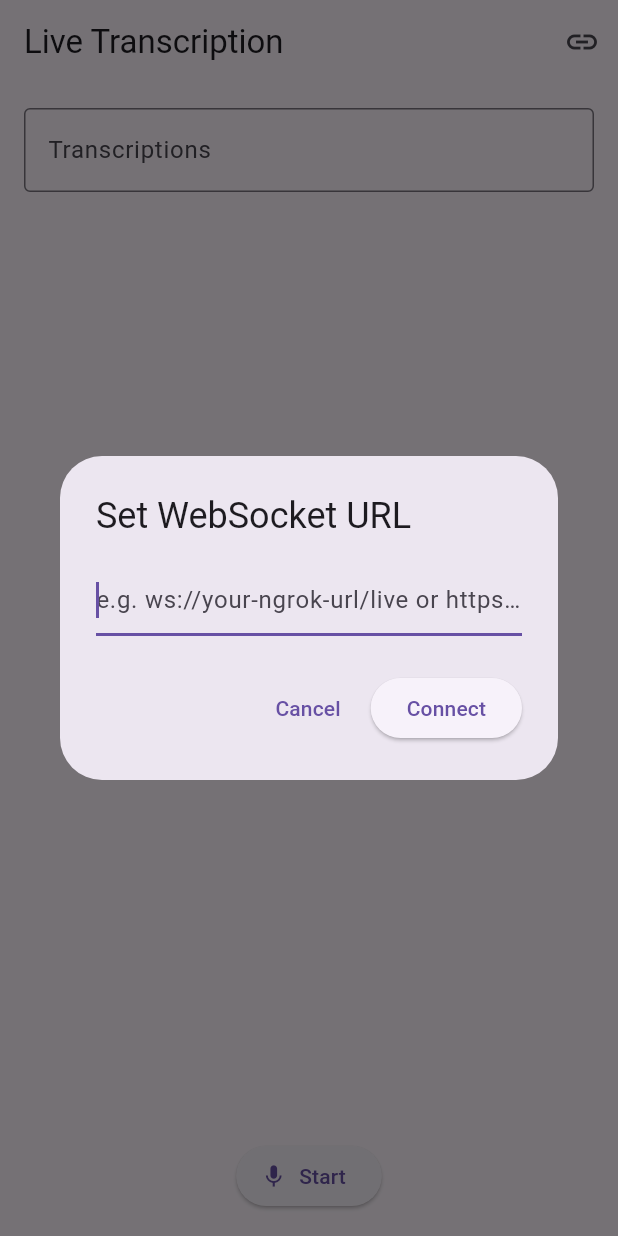
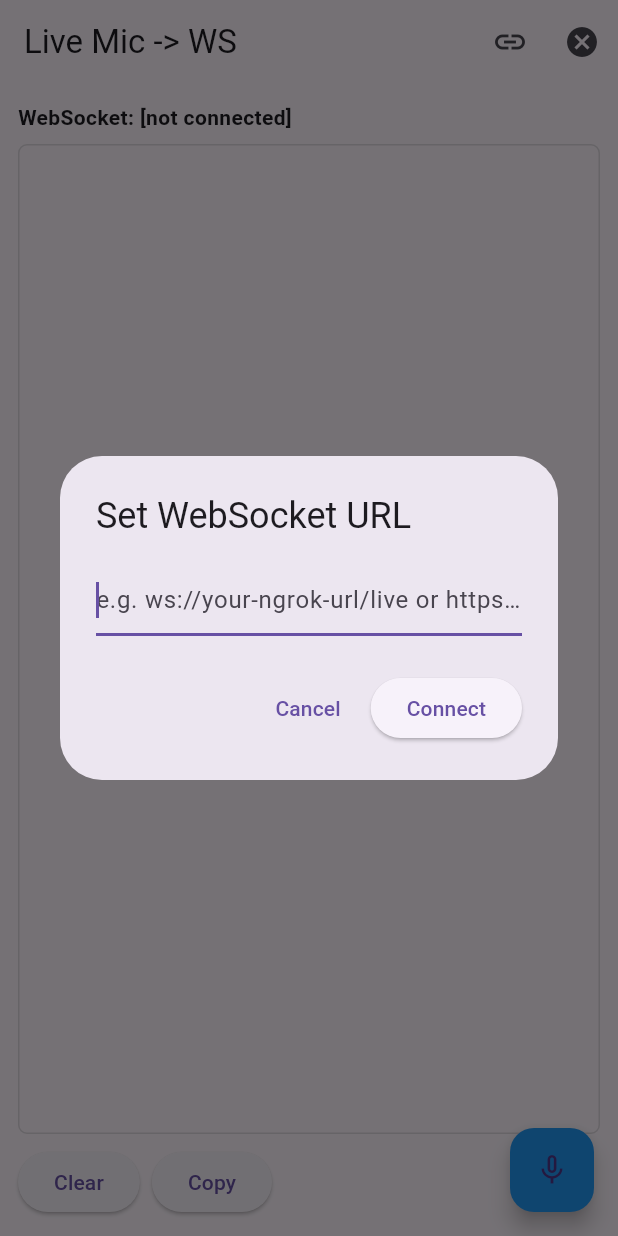
Before and after one commit to Chief-Ely/test, a Flutter app: the screen it shows after launch, after a tap on the "link" icon, on a phone screen of 412 x 824 dp. Run offline on Flutter 3.47's test engine with Material 3 defaults, Android fonts, the light colour scheme and no system bars; our stand-ins replace permission_handler; missing offline and left inert: mic_stream.

Commit message:
Please work V3

```diff
--- a/lib/api.dart
+++ b/lib/api.dart
@@ -2,14 +2,14 @@
 import 'dart:async';
 import 'dart:convert';
 import 'dart:typed_data';
-import 'package:web_socket_channel/io.dart';
+import 'package:web_socket_channel/web_socket_channel.dart';
 
 class Api {
-  static IOWebSocketChannel? _channel;
-  static final StreamController<String> transcriptStream = StreamController<String>.broadcast();
+  static WebSocketChannel? _channel;
+  static final StreamController<String> transcriptStream =
+      StreamController<String>.broadcast();
   static String? currentUrl;
 
-  /// Normalize common http/https => ws/wss
   static String _normalizeUrl(String url) {
     url = url.trim();
     if (url.startsWith('http://')) return url.replaceFirst('http://', 'ws://');
@@ -18,13 +18,12 @@ class Api {
     return 'ws://$url';
   }
 
-  /// Connect to the websocket. Listens and emits messages to transcriptStream.
   static Future<void> connect(String url) async {
     final wsUrl = _normalizeUrl(url);
     currentUrl = wsUrl;
     try {
       disconnect();
-      _channel = IOWebSocketChannel.connect(Uri.parse(wsUrl));
+      _channel = WebSocketChannel.connect(Uri.parse(wsUrl));
       _channel!.stream.listen((message) {
         _handleMessage(message);
       }, onDone: () {
@@ -58,27 +57,21 @@ class Api {
       text = message.toString();
     }
 
-    // Try parse JSON from Vosk-like messages: {"partial":"...", "text":"..."}
     try {
       final obj = json.decode(text);
       if (obj is Map<String, dynamic>) {
         if (obj.containsKey('text')) {
-          // final chunk
           transcriptStream.add(obj['text']?.toString() ?? '');
           return;
         } else if (obj.containsKey('partial')) {
-          // partial: forward it (UI will combine partial+final)
           transcriptStream.add(json.encode({'partial': obj['partial'] ?? ''}));
           return;
         }
       }
-    } catch (_) {
-      // not JSON, just forward
-    }
+    } catch (_) {}
     transcriptStream.add(text);
   }
 
-  /// Send raw bytes (PCM) to server
   static void sendAudioChunk(List<int> bytes) {
     if (_channel == null) {
       transcriptStream.add('[ws] not connected, cannot send chunk');
--- a/lib/main.dart
+++ b/lib/main.dart
@@ -1,8 +1,11 @@
 // lib/main.dart
 import 'dart:async';
 import 'dart:typed_data';
+
 import 'package:flutter/material.dart';
-import 'package:record/record.dart';
+import 'package:permission_handler/permission_handler.dart';
+import 'package:mic_stream/mic_stream.dart';
+
 import 'api.dart';
 import 'prompt_dialog.dart';
 
@@ -12,11 +15,10 @@ void main() {
 
 class MyApp extends StatelessWidget {
   const MyApp({super.key});
-
   @override
   Widget build(BuildContext context) {
     return MaterialApp(
-      title: 'Live Transcription',
+      title: 'Live Mic -> WebSocket',
       theme: ThemeData(primarySwatch: Colors.blue),
       home: const HomePage(),
     );
@@ -25,105 +27,186 @@ class MyApp extends StatelessWidget {
 
 class HomePage extends StatefulWidget {
   const HomePage({super.key});
-
   @override
   State<HomePage> createState() => _HomePageState();
 }
 
 class _HomePageState extends State<HomePage> {
-  final AudioRecorder _recorder = AudioRecorder();
-  final TextEditingController _outputController = TextEditingController();
-
+  final ScrollController _scrollController = ScrollController();
+  final List<String> _lines = [];
+  StreamSubscription<String>? _wsSub;
+  StreamSubscription<Uint8List>? _micSub;
   bool _isRecording = false;
-  StreamSubscription<String>? _transcriptSub;
+  bool _isConnecting = false;
 
   @override
   void initState() {
     super.initState();
-    // Subscribe to transcript stream
-    _transcriptSub = Api.transcriptStream.stream.listen((msg) {
+    // Listen to transcript stream from Api
+    _wsSub = Api.transcriptStream.stream.listen((msg) {
       setState(() {
-        _outputController.text += "$msg\n";
+        _lines.add(msg);
+      });
+      // auto-scroll
+      WidgetsBinding.instance.addPostFrameCallback((_) {
+        _scrollController.jumpTo(_scrollController.position.maxScrollExtent);
       });
     });
   }
 
-  Future<void> _toggleRecording() async {
-    if (_isRecording) {
-      // stop recording
-      await _recorder.stop();
-      Api.disconnect();
-      setState(() => _isRecording = false);
-    } else {
-      // ask for WebSocket link
-      await showWsPromptDialog(context);
-      if (Api.currentUrl == null) return;
+  @override
+  void dispose() {
+    _wsSub?.cancel();
+    _micSub?.cancel();
+    _scrollController.dispose();
+    super.dispose();
+  }
 
-      if (!await _recorder.hasPermission()) {
+  Future<void> _openWsPrompt() async {
+    await showWsPromptDialog(context); // your prompt_dialog (connects inside)
+  }
+
+  Future<void> _startRecording() async {
+    // Request permission
+    final status = await Permission.microphone.request();
+    if (!status.isGranted) {
+      ScaffoldMessenger.of(context).showSnackBar(
+        const SnackBar(content: Text('Microphone permission denied')),
+      );
+      return;
+    }
+
+    if (Api.currentUrl == null) {
+      ScaffoldMessenger.of(context).showSnackBar(
+        const SnackBar(content: Text('Please set websocket URL first')),
+      );
+      return;
+    }
+
+    try {
+      // mic_stream: await the microphone stream factory (this is important!)
+      final Stream<Uint8List>? stream = await MicStream.microphone(
+        sampleRate: 16000,
+        // optional: you can specify audioFormat or channel config via parameters if needed
+      );
+
+      if (stream == null) {
         ScaffoldMessenger.of(context).showSnackBar(
-          const SnackBar(content: Text("Microphone permission not granted")),
+          const SnackBar(content: Text('Unable to open microphone stream')),
         );
         return;
       }
 
-      final stream = await _recorder.startStream(
-        const RecordConfig(
-          encoder: AudioEncoder.pcm16bits,
-          sampleRate: 16000,
-          numChannels: 1,
-        ),
-      );
-
-      stream.listen((Uint8List data) {
-        Api.sendAudioChunk(data);
-      });
+      // subscribe and forward each chunk directly to Api.sendAudioChunk
+      _micSub = stream.listen((Uint8List chunk) {
+        // chunk is raw PCM bytes (platform dependent) — your backend expects PCM at 16kHz
+        Api.sendAudioChunk(chunk);
+      }, onError: (err) {
+        Api.transcriptStream.add('[mic] error: $err');
+      }, cancelOnError: true);
 
       setState(() => _isRecording = true);
+      Api.transcriptStream.add('[mic] recording started');
+
+    } catch (e) {
+      Api.transcriptStream.add('[mic] start failed: $e');
     }
   }
 
-  @override
-  void dispose() {
-    _recorder.dispose();
-    _outputController.dispose();
-    _transcriptSub?.cancel();
+  Future<void> _stopRecording() async {
+    try {
+      await _micSub?.cancel();
+      _micSub = null;
+      setState(() => _isRecording = false);
+      Api.transcriptStream.add('[mic] recording stopped');
+    } catch (e) {
+      Api.transcriptStream.add('[mic] stop failed: $e');
+    }
+  }
+
+  // This toggles recording
+  Future<void> _toggleRecording() async {
+    if (_isRecording) {
+      await _stopRecording();
+    } else {
+      await _startRecording();
+    }
+  }
+
+  // Quick connect/disconnect button (optional)
+  Future<void> _disconnectWs() async {
     Api.disconnect();
-    super.dispose();
+    Api.transcriptStream.add('[ws] manual disconnect');
   }
 
   @override
   Widget build(BuildContext context) {
+    final connectedUrl = Api.currentUrl ?? '[not connected]';
     return Scaffold(
       appBar: AppBar(
-        title: const Text("Live Transcription"),
+        title: const Text('Live Mic -> WS'),
         actions: [
           IconButton(
             icon: const Icon(Icons.link),
-            onPressed: () async {
-              await showWsPromptDialog(context);
-            },
+            tooltip: 'Set WebSocket URL',
+            onPressed: _openWsPrompt,
+          ),
+          IconButton(
+            icon: const Icon(Icons.cancel),
+            tooltip: 'Disconnect WebSocket',
+            onPressed: _disconnectWs,
           ),
         ],
       ),
+      floatingActionButton: FloatingActionButton(
+        onPressed: _toggleRecording,
+        backgroundColor: _isRecording ? Colors.red : Colors.blue,
+        child: Icon(_isRecording ? Icons.mic : Icons.mic_none),
+      ),
       body: Padding(
-        padding: const EdgeInsets.all(16),
+        padding: const EdgeInsets.all(12.0),
         child: Column(
+          crossAxisAlignment: CrossAxisAlignment.start,
           children: [
+            Text('WebSocket: $connectedUrl', style: const TextStyle(fontWeight: FontWeight.bold)),
+            const SizedBox(height: 8),
             Expanded(
-              child: TextField(
-                controller: _outputController,
-                maxLines: null,
-                decoration: const InputDecoration(
-                  labelText: "Transcriptions",
-                  border: OutlineInputBorder(),
+              child: Container(
+                padding: const EdgeInsets.all(8),
+                decoration: BoxDecoration(
+                  border: Border.all(color: Colors.black12),
+                  borderRadius: BorderRadius.circular(6),
+                ),
+                child: ListView.builder(
+                  controller: _scrollController,
+                  itemCount: _lines.length,
+                  itemBuilder: (context, i) {
+                    final line = _lines[i];
+                    // Try to highlight JSON-partials (optional)
+                    return SelectableText(line);
+                  },
                 ),
               ),
             ),
-            const SizedBox(height: 16),
-            ElevatedButton.icon(
-              icon: Icon(_isRecording ? Icons.stop : Icons.mic),
-              label: Text(_isRecording ? "Stop" : "Start"),
-              onPressed: _toggleRecording,
+            const SizedBox(height: 8),
+            Row(
+              children: [
+                ElevatedButton(
+                  onPressed: () {
+                    setState(() => _lines.clear());
+                  },
+                  child: const Text('Clear'),
+                ),
+                const SizedBox(width: 8),
+                ElevatedButton(
+                  onPressed: () {
+                    final text = _lines.join('\n');
+                    // copy to clipboard or show share UI — omitted for brevity
+                    ScaffoldMessenger.of(context).showSnackBar(const SnackBar(content: Text('Transcript copied (not implemented)')));
+                  },
+                  child: const Text('Copy'),
+                ),
+              ],
             ),
           ],
         ),
--- a/lib/prompt_dialog.dart
+++ b/lib/prompt_dialog.dart
@@ -10,13 +10,13 @@ Future<void> showWsPromptDialog(BuildContext context) async {
     context: context,
     builder: (ctx) {
       return AlertDialog(
-        title: Text('Set WebSocket URL'),
+        title: const Text('Set WebSocket URL'),
         content: Form(
           key: formKey,
           child: TextFormField(
             controller: controller,
             autofocus: true,
-            decoration: InputDecoration(
+            decoration: const InputDecoration(
               hintText: 'e.g. ws://your-ngrok-url/live or https://.../live',
             ),
             validator: (v) {
@@ -28,7 +28,7 @@ Future<void> showWsPromptDialog(BuildContext context) async {
         actions: [
           TextButton(
             onPressed: () => Navigator.of(ctx).pop(),
-            child: Text('Cancel'),
+            child: const Text('Cancel'),
           ),
           ElevatedButton(
             onPressed: () async {
@@ -38,14 +38,13 @@ Future<void> showWsPromptDialog(BuildContext context) async {
                 try {
                   await Api.connect(url);
                 } catch (e) {
-                  // If connect fails, show a snackbar
                   ScaffoldMessenger.of(context).showSnackBar(
                     SnackBar(content: Text('Connect failed: $e')),
                   );
                 }
               }
             },
-            child: Text('Connect'),
+            child: const Text('Connect'),
           ),
         ],
       );
```
Also changed, not shown: pubspec.yaml (+4 -5 lines), pubspec.lock, 1 other file.
